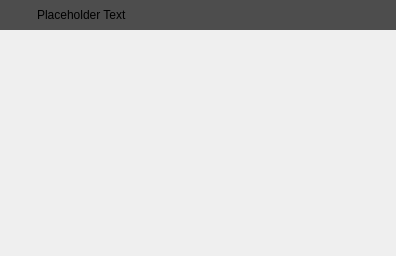
jahshaka/Studio, file src/ui/controls/accordionbladewidget.ui: the form before one commit.
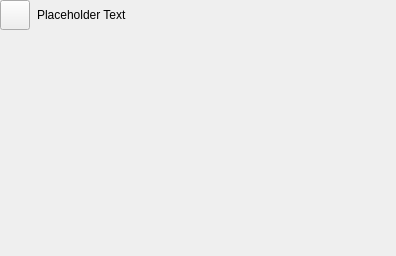
The form after the commit.

What changed in the file:
```diff
--- a/src/ui/controls/accordionbladewidget.ui
+++ b/src/ui/controls/accordionbladewidget.ui
@@ -19,25 +19,6 @@
   <property name="windowTitle">
    <string>Form</string>
   </property>
-  <property name="styleSheet">
-   <string notr="true">QWidget#AccordionBladeWidget {
-	background-color: #212121;
-	border: 0;
-}
-
-QWidget#bg {
-	background-color: #4D4D4D;
-}
-
-QPushButton#toggle {
-	background-color: #4D4D4D;
-    border: 0;
-}
-
-QLabel#content_title {
-	background-color: #4D4D4D;
-}</string>
-  </property>
   <layout class="QGridLayout" name="gridLayout">
    <property name="leftMargin">
     <number>0</number>
@@ -98,9 +79,6 @@
           <height>16777215</height>
          </size>
         </property>
-        <property name="styleSheet">
-         <string notr="true"/>
-        </property>
         <property name="text">
          <string/>
         </property>
```
